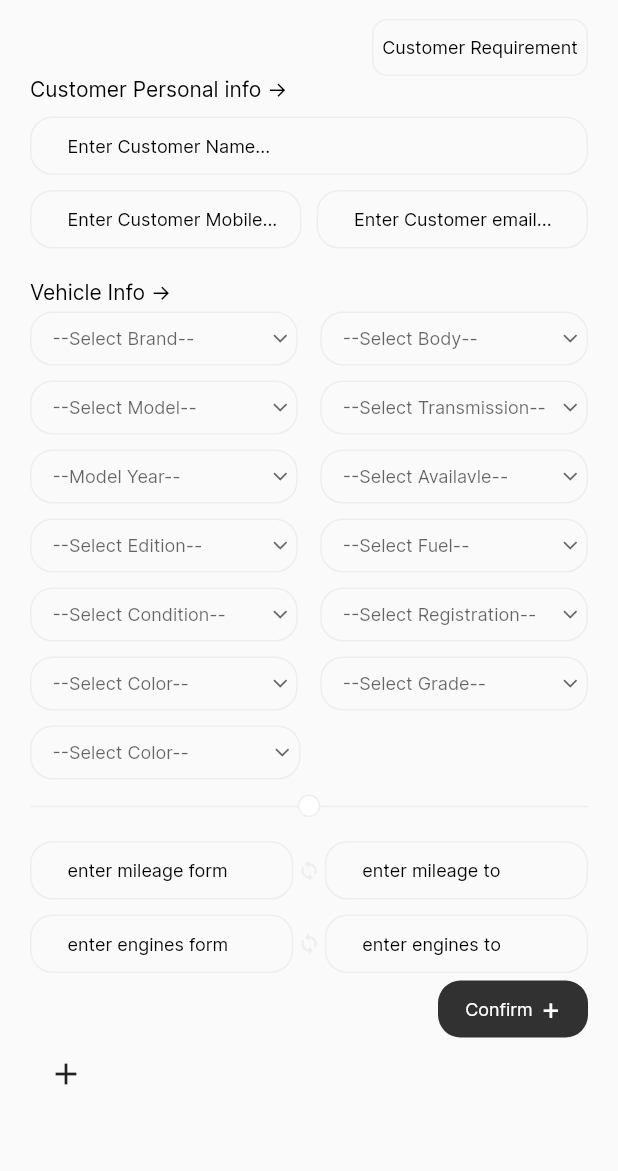
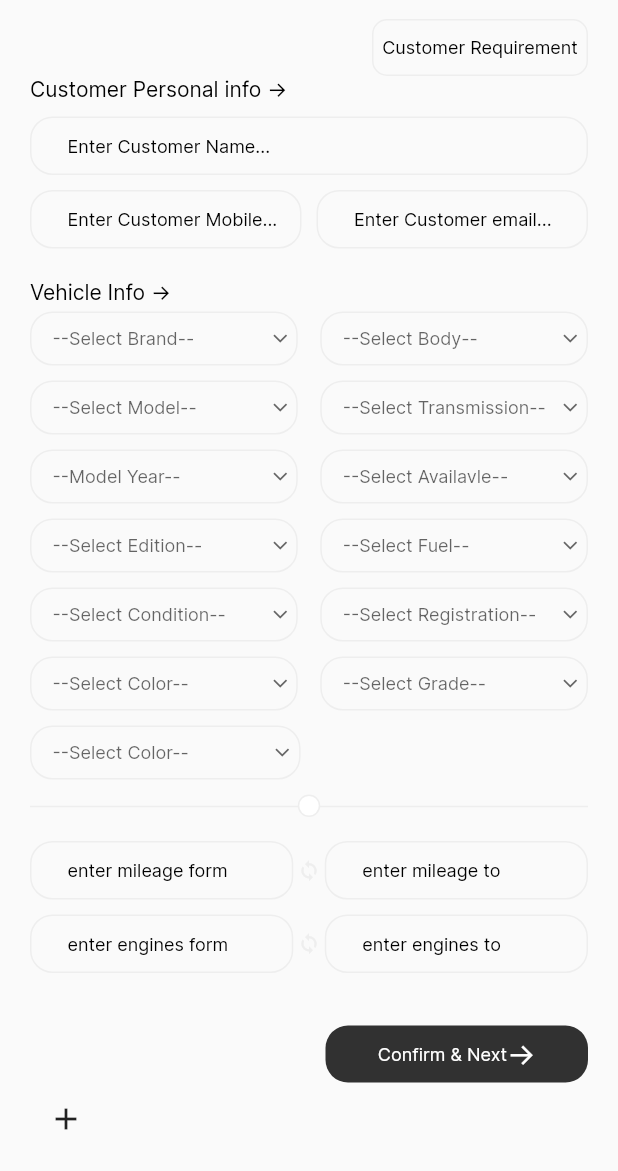
Before and after one commit to mehediFlutter/Pilot_Bazar_Admin, a Flutter app: the screen it shows after launch, after a tap on the "add" icon, on a phone screen of 412 x 824 dp, the part 65-1236 px from its top. Run offline on Flutter 3.47's test engine with Material 3 defaults, Android fonts, the phone set to English and light mode, and no system bars.

Commit message:
15/3/2024

```diff
--- a/lib/package/customer_requirement_store/text_fields_screen.dart
+++ b/lib/package/customer_requirement_store/text_fields_screen.dart
@@ -202,8 +202,11 @@ class _CustomerRequirementInputFildsState
             customerNameController: enginesToController,hintTextForCustomerNameController: 'enter engines to',keyboardType: TextInputType.number,)),
         ],
       ),
-      ConfirmAndNextButton(
-        width: 100,
+     const SizedBox(height: 30,),
+     const ConfirmAndNextButton(
+        width: 175,
+        text: 'Confirm & Next',
+        arrowOrPlus: '->',
       ),
 
       IconButton(
--- a/lib/widget/confirm_next_button.dart
+++ b/lib/widget/confirm_next_button.dart
@@ -2,8 +2,10 @@ import 'package:flutter/material.dart';
 import 'package:pilot_bazar_admin/const/color.dart';
 
 class ConfirmAndNextButton extends StatefulWidget {
-  final double? width;
-  const ConfirmAndNextButton({super.key, this.width});
+  final double width;
+  final String text;
+  final String? arrowOrPlus;
+  const ConfirmAndNextButton({super.key, required this.width, required this.text, this.arrowOrPlus});
 
   @override
   State<ConfirmAndNextButton> createState() => _ConfirmAndNextButtonState();
@@ -23,8 +25,8 @@ class _ConfirmAndNextButtonState extends State<ConfirmAndNextButton> {
       child: Center(child: Row(
         mainAxisAlignment: MainAxisAlignment.center,
         children: [
-          Text("Confirm",style: small12Stylew500.copyWith(color: Colors.white)),
-          Text(" +",style: small12Stylew500.copyWith(color: Colors.white,fontSize: 20)),
+          Text(widget.text,style: small12Stylew500.copyWith(color: Colors.white)),
+          Text(widget.arrowOrPlus??'',style: small12Stylew500.copyWith(color: Colors.white,fontSize: 20)),
         ],
       )),
       ),
```
